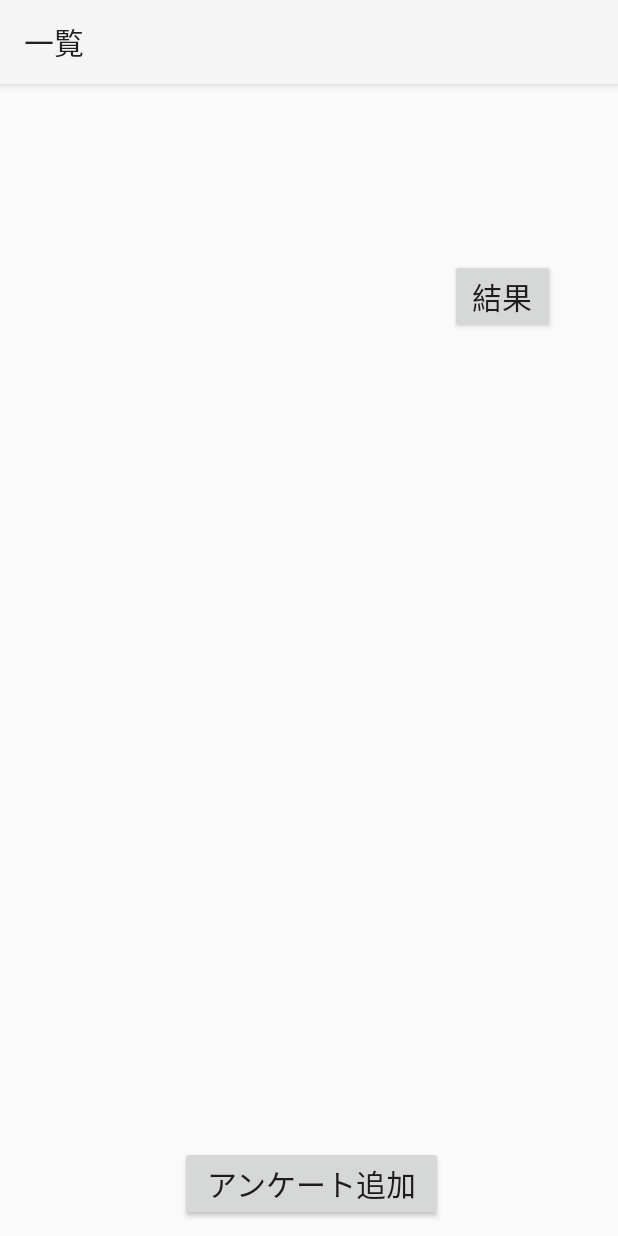
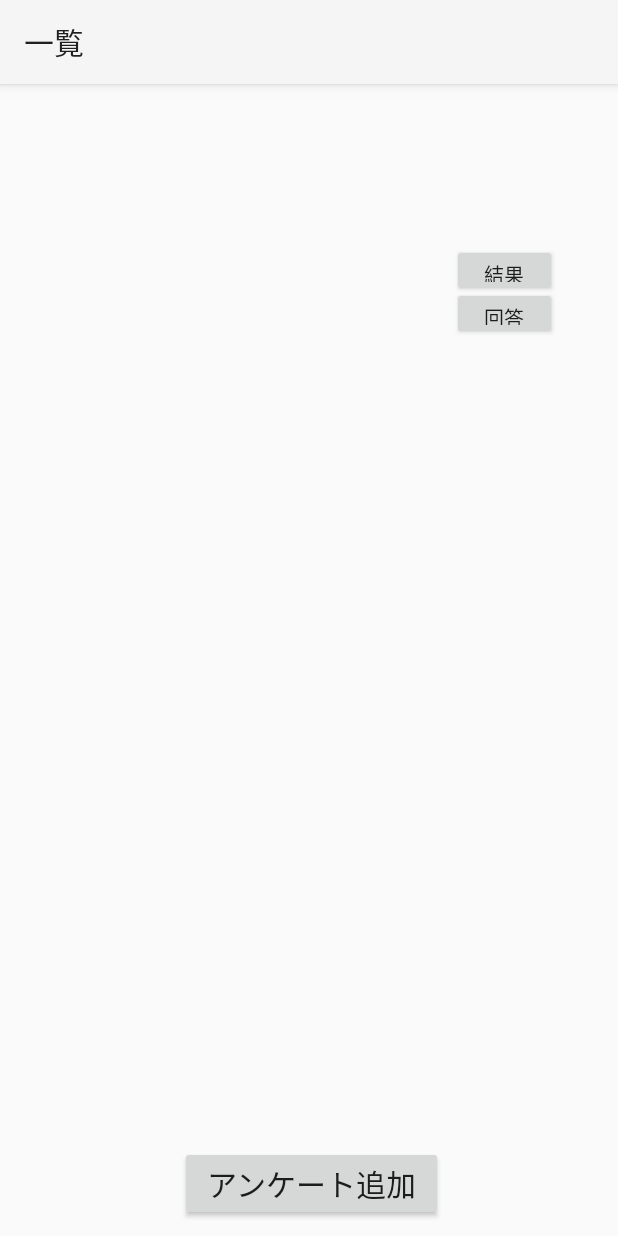
Before and after one commit to working-group/VotingApp, an Android app: the screen it shows after launch (ListActivity), on a phone screen of 412 x 824 dp. Run offline under Robolectric (Android 15) with nearby library versions, the phone set to English and light mode, and no system bars.

Commit message:
画面遷移追加

```diff
--- a/app/src/main/java/com/working_group/votingapp/activity/ListActivity.java
+++ b/app/src/main/java/com/working_group/votingapp/activity/ListActivity.java
@@ -32,4 +32,13 @@ public class ListActivity extends AppCompatActivity {
         Intent intent = new Intent(getApplication(), AddQuestionActivity.class);
         startActivity(intent);
     }
+
+    /**
+     * アンケート回答画面遷移
+     */
+    public void questionAnswer(View view) {
+
+        Intent intent = new Intent(getApplication(), AnswerActivity.class);
+        startActivity(intent);
+    }
 }
--- a/app/src/main/res/layout/activity_list.xml
+++ b/app/src/main/res/layout/activity_list.xml
@@ -24,21 +24,36 @@
     <Button
         android:id="@+id/result_button"
         android:layout_width="70dp"
-        android:layout_height="wrap_content"
-        android:layout_margin="10dp"
+        android:layout_height="35dp"
         android:layout_marginLeft="8dp"
         android:layout_marginRight="8dp"
         android:gravity="center"
         android:onClick="questionResult"
         android:text="@string/resultPage"
-        android:textSize="20sp"
+        android:textSize="13sp"
         app:layout_constraintLeft_toLeftOf="parent"
         app:layout_constraintRight_toRightOf="parent"
         app:layout_constraintBottom_toBottomOf="@+id/listView"
         android:layout_marginBottom="8dp"
         app:layout_constraintTop_toTopOf="@+id/listView"
-        android:layout_marginTop="8dp"
         app:layout_constraintVertical_bias="0.0"
+        app:layout_constraintHorizontal_bias="0.9" />
+
+    <Button
+        android:id="@+id/answer_button"
+        android:layout_width="70dp"
+        android:layout_height="35dp"
+        android:layout_marginLeft="8dp"
+        android:layout_marginRight="8dp"
+        android:onClick="questionAnswer"
+        android:text="回答"
+        android:textSize="13sp"
+        app:layout_constraintLeft_toLeftOf="parent"
+        app:layout_constraintRight_toRightOf="parent"
+        app:layout_constraintBottom_toBottomOf="@+id/listView"
+        android:layout_marginBottom="8dp"
+        app:layout_constraintTop_toTopOf="@+id/listView"
+        app:layout_constraintVertical_bias="0.08"
         app:layout_constraintHorizontal_bias="0.9" />
 
     <Button
@@ -60,4 +75,5 @@
         app:layout_constraintRight_toRightOf="parent"
         app:layout_constraintVertical_bias="1.0"
         app:layout_constraintTop_toTopOf="@+id/listView" />
+
 </android.support.constraint.ConstraintLayout>
```
